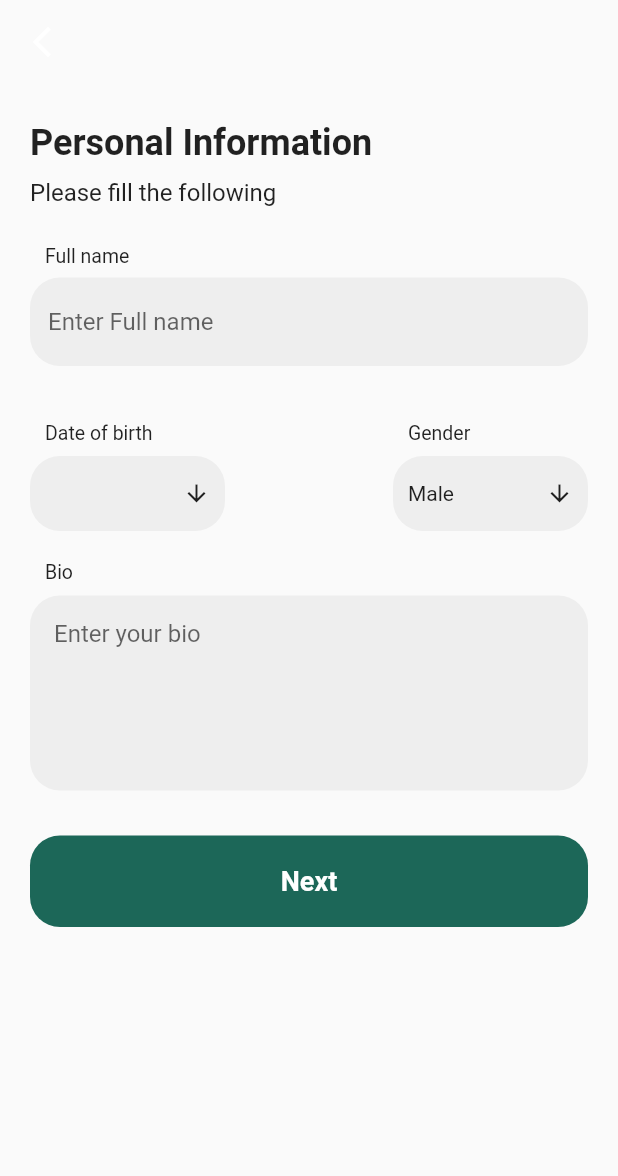
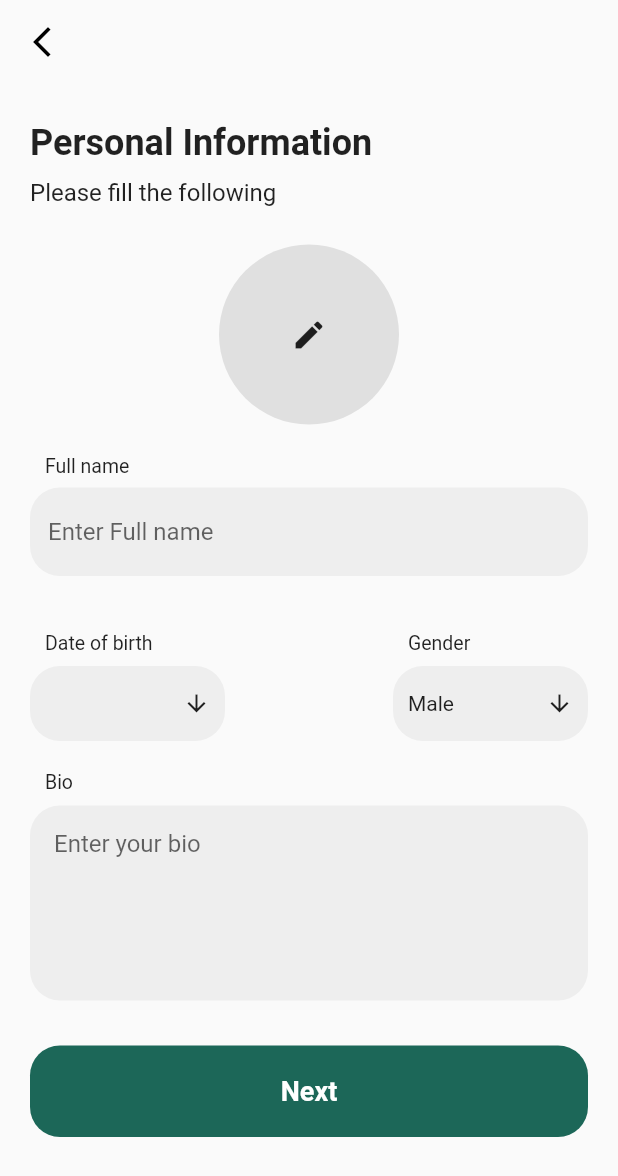
Before and after one commit to Appium-Labs/Social-app, a Flutter app: the EditProfileScreen screen opened directly, on a phone screen of 412 x 824 dp. Shown: the top 1176 px of the screen. Run offline on Flutter 3.47's test engine with Material 2 defaults, Android fonts, the phone set to English and light mode, and no system bars; our stand-ins replace cloud_firestore, firebase_auth, firebase_core, firebase_storage, flutter_svg, get and 3 more; accounts and stored records are empty.

Commit message:
Profile image upload done

```diff
--- a/lib/Views/ProfileScreen/EditProfileScreen.dart
+++ b/lib/Views/ProfileScreen/EditProfileScreen.dart
@@ -47,9 +47,10 @@ class _EditProfileScreenState extends State<EditProfileScreen> {
     return Scaffold(
         appBar: AppBar(
           leading: IconButton(
-              onPressed: () {},
+              onPressed: () => Get.back(),
               icon: const Icon(
                 Icons.arrow_back_ios_new,
+                color: Colors.black,
               )),
           backgroundColor: Colors.transparent,
           elevation: 0,
@@ -74,6 +75,38 @@ class _EditProfileScreenState extends State<EditProfileScreen> {
                   "Please fill the following",
                   style: TextStyle(fontSize: 16),
                 ),
+              ),
+              const SizedBox(
+                height: 20,
+              ),
+              Row(
+                mainAxisAlignment: MainAxisAlignment.center,
+                children: [
+                  GestureDetector(
+                    onTap: () {
+                      controller.selectImage();
+                    },
+                    child: Obx(
+                      () => Container(
+                        height: 120,
+                        width: 120,
+                        decoration: BoxDecoration(
+                          borderRadius: BorderRadius.circular(100),
+                          color: Colors.grey[300],
+                          image: controller.isSelected.value == false
+                              ? const DecorationImage(
+                                  fit: BoxFit.cover,
+                                  image: AssetImage(
+                                      "assets/images/transparent.png"))
+                              : DecorationImage(
+                                  fit: BoxFit.cover,
+                                  image: MemoryImage(controller.image.value)),
+                        ),
+                        child: Icon(Icons.edit),
+                      ),
+                    ),
+                  ),
+                ],
               ),
               const SizedBox(
                 height: 20,
```
Also changed, not shown: lib/Controllers/PrfileController.dart (+26 -0 lines).
